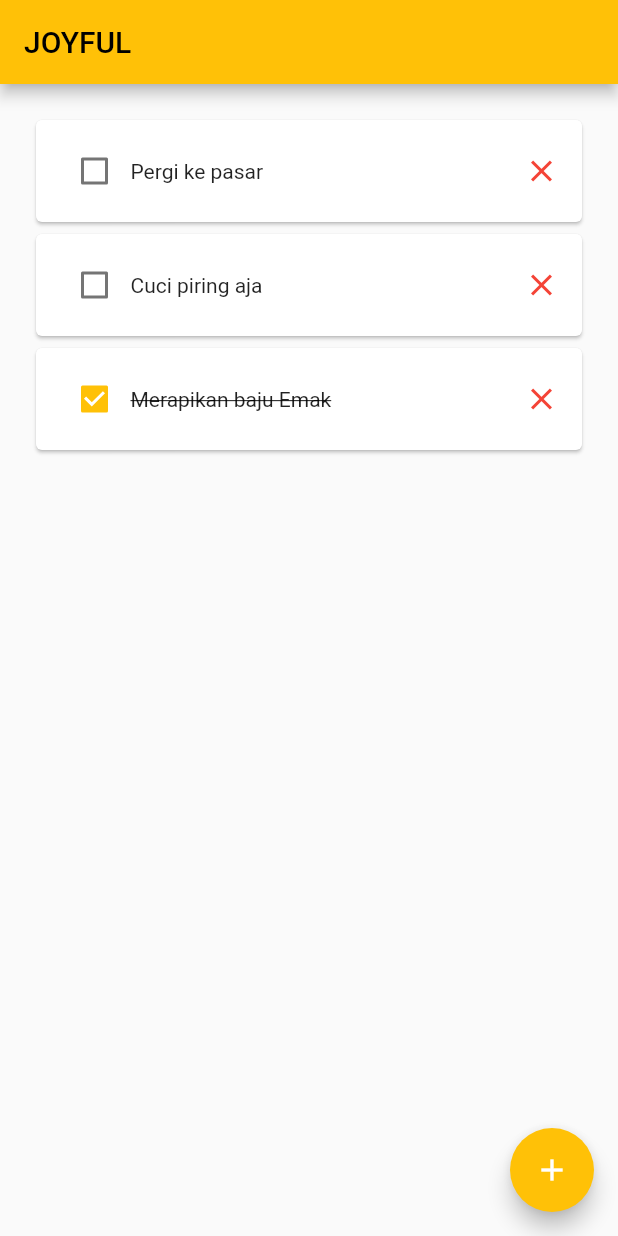
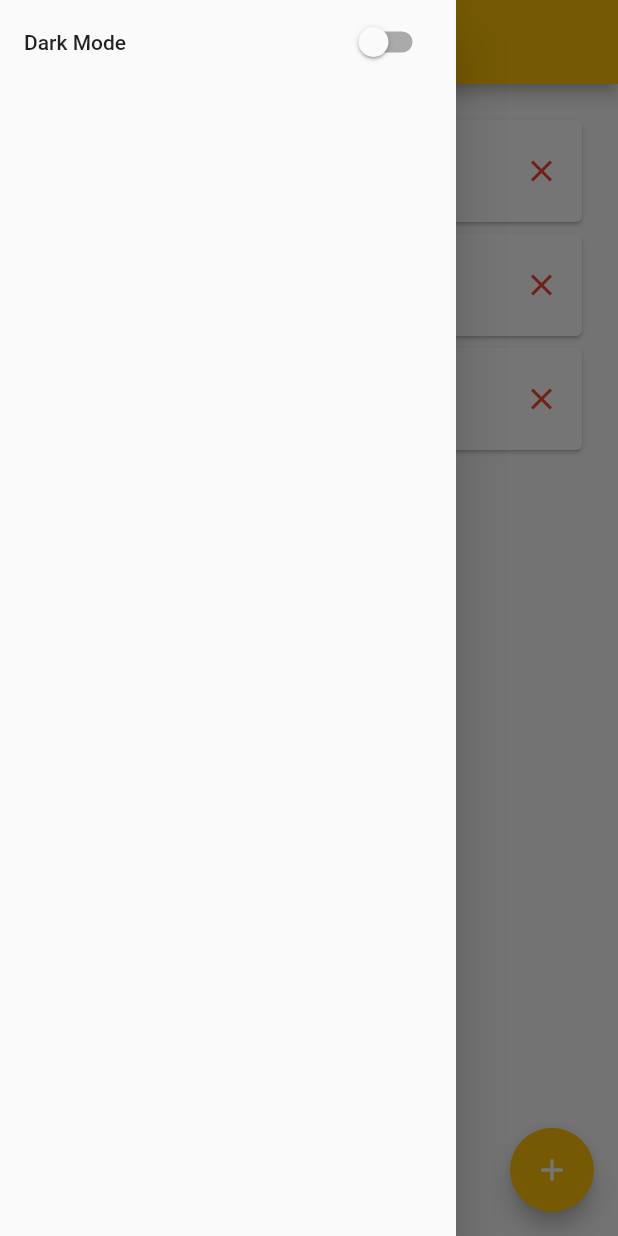
Before and after one commit to henlyforbesly/joyful, a Flutter app: the screen it shows after launch, with the side drawer open (before the commit the screen has no drawer), on a phone screen of 412 x 824 dp. Run offline on Flutter 3.47's test engine with Material 2 defaults, Android fonts, the phone set to English and light mode, and no system bars.

Commit message:
feat: Add Dark Mode switch

```diff
--- a/lib/home.dart
+++ b/lib/home.dart
@@ -75,6 +75,17 @@ class _HomePageState extends State<HomePage> {
           ],
         ),
       ),
+      drawer: Drawer(
+        child: ListView(
+          padding: EdgeInsets.zero,
+          children: const [
+            ListTile(
+              title: Text('Dark Mode'),
+              trailing: DarkModeSwitch(),
+            ),
+          ],
+        ),
+      ),
       floatingActionButton: FloatingActionButton(
         onPressed: () {},
         child: Icon(Icons.add, color: Colors.white),
@@ -93,3 +104,26 @@ List sortTaskList(dynamic data) {
 
   return isCheckedFalse + isCheckedTrue;
 }
+
+class DarkModeSwitch extends StatefulWidget {
+  const DarkModeSwitch({super.key});
+
+  @override
+  State<DarkModeSwitch> createState() => _DarkModeSwitchState();
+}
+
+class _DarkModeSwitchState extends State<DarkModeSwitch> {
+  bool isChecked = false;
+
+  @override
+  Widget build(BuildContext context) {
+    return Switch(
+      value: isChecked,
+      onChanged: (value) {
+        setState(() {
+          isChecked = value;
+        });
+      },
+    );
+  }
+}
```
